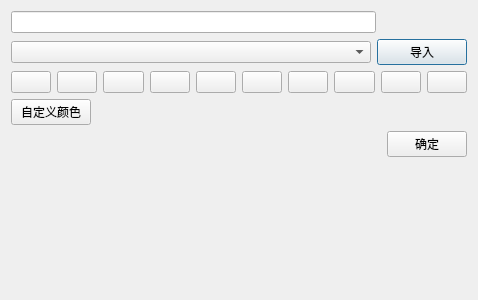
This is ui/add_label.ui in pythondever/easy_trainer as Qt 5 draws it before an edit. The edited form follows.
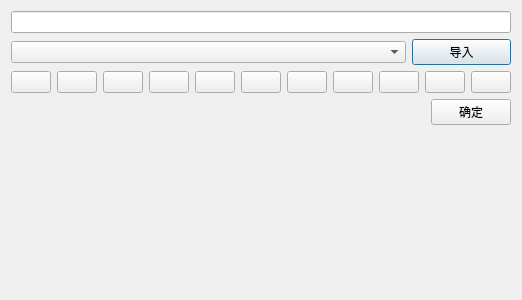
This is the edited form.

Patch:
```diff
--- a/ui/add_label.ui
+++ b/ui/add_label.ui
@@ -17,23 +17,10 @@
    <item row="0" column="0">
     <layout class="QVBoxLayout" name="verticalLayout_2">
      <item>
-      <layout class="QHBoxLayout" name="horizontalLayout_5" stretch="8,2">
+      <layout class="QHBoxLayout" name="horizontalLayout_5">
        <item>
         <widget class="QLineEdit" name="input_label_name_txt"/>
        </item>
-       <item>
-        <spacer name="horizontalSpacer_3">
-         <property name="orientation">
-          <enum>Qt::Horizontal</enum>
-         </property>
-         <property name="sizeHint" stdset="0">
-          <size>
-           <width>40</width>
-           <height>20</height>
-          </size>
-         </property>
-        </spacer>
-       </item>
       </layout>
      </item>
      <item>
@@ -74,6 +61,19 @@
            </property>
           </widget>
          </item>
+         <item>
+          <spacer name="hs_c0">
+           <property name="orientation">
+            <enum>Qt::Horizontal</enum>
+           </property>
+           <property name="sizeHint" stdset="0">
+            <size>
+             <width>4</width>
+             <height>20</height>
+            </size>
+           </property>
+          </spacer>
+         </item>
          <item>
           <widget class="QPushButton" name="color2_btn">
            <property name="text">
@@ -81,6 +81,19 @@
            </property>
           </widget>
          </item>
+         <item>
+          <spacer name="hs_c1">
+           <property name="orientation">
+            <enum>Qt::Horizontal</enum>
+           </property>
+           <property name="sizeHint" stdset="0">
+            <size>
+             <width>4</width>
+             <height>20</height>
+            </size>
+           </property>
+          </spacer>
+         </item>
          <item>
           <widget class="QPushButton" name="color3_btn">
            <property name="text">
@@ -88,6 +101,19 @@
            </property>
           </widget>
          </item>
+         <item>
+          <spacer name="hs_c2">
+           <property name="orientation">
+            <enum>Qt::Horizontal</enum>
+           </property>
+           <property name="sizeHint" stdset="0">
+            <size>
+             <width>4</width>
+             <height>20</height>
+            </size>
+           </property>
+          </spacer>
+         </item>
          <item>
           <widget class="QPushButton" name="color4_btn">
            <property name="text">
@@ -95,6 +121,19 @@
            </property>
           </widget>
          </item>
+         <item>
+          <spacer name="hs_c3">
+           <property name="orientation">
+            <enum>Qt::Horizontal</enum>
+           </property>
+           <property name="sizeHint" stdset="0">
+            <size>
+             <width>4</width>
+             <height>20</height>
+            </size>
+           </property>
+          </spacer>
+         </item>
          <item>
           <widget class="QPushButton" name="color5_btn">
            <property name="text">
@@ -102,6 +141,19 @@
            </property>
           </widget>
          </item>
+         <item>
+          <spacer name="hs_c4">
+           <property name="orientation">
+            <enum>Qt::Horizontal</enum>
+           </property>
+           <property name="sizeHint" stdset="0">
+            <size>
+             <width>4</width>
+             <height>20</height>
+            </size>
+           </property>
+          </spacer>
+         </item>
          <item>
           <widget class="QPushButton" name="color7_btn">
            <property name="text">
@@ -109,6 +161,19 @@
            </property>
           </widget>
          </item>
+         <item>
+          <spacer name="hs_c5">
+           <property name="orientation">
+            <enum>Qt::Horizontal</enum>
+           </property>
+           <property name="sizeHint" stdset="0">
+            <size>
+             <width>4</width>
+             <height>20</height>
+            </size>
+           </property>
+          </spacer>
+         </item>
          <item>
           <widget class="QPushButton" name="color6_btn">
            <property name="text">
@@ -116,6 +181,19 @@
            </property>
           </widget>
          </item>
+         <item>
+          <spacer name="hs_c6">
+           <property name="orientation">
+            <enum>Qt::Horizontal</enum>
+           </property>
+           <property name="sizeHint" stdset="0">
+            <size>
+             <width>4</width>
+             <height>20</height>
+            </size>
+           </property>
+          </spacer>
+         </item>
          <item>
           <widget class="QPushButton" name="color10_btn">
            <property name="text">
@@ -123,6 +201,19 @@
            </property>
           </widget>
          </item>
+         <item>
+          <spacer name="hs_c7">
+           <property name="orientation">
+            <enum>Qt::Horizontal</enum>
+           </property>
+           <property name="sizeHint" stdset="0">
+            <size>
+             <width>4</width>
+             <height>20</height>
+            </size>
+           </property>
+          </spacer>
+         </item>
          <item>
           <widget class="QPushButton" name="color9_btn">
            <property name="text">
@@ -130,6 +221,19 @@
            </property>
           </widget>
          </item>
+         <item>
+          <spacer name="hs_c8">
+           <property name="orientation">
+            <enum>Qt::Horizontal</enum>
+           </property>
+           <property name="sizeHint" stdset="0">
+            <size>
+             <width>4</width>
+             <height>20</height>
+            </size>
+           </property>
+          </spacer>
+         </item>
          <item>
           <widget class="QPushButton" name="color8_btn">
            <property name="text">
@@ -137,33 +241,26 @@
            </property>
           </widget>
          </item>
-        </layout>
-       </item>
-       <item>
-        <layout class="QHBoxLayout" name="horizontalLayout_2"/>
-       </item>
-       <item>
-        <layout class="QHBoxLayout" name="horizontalLayout_3">
+         <item>
+          <spacer name="hs_c9">
+           <property name="orientation">
+            <enum>Qt::Horizontal</enum>
+           </property>
+           <property name="sizeHint" stdset="0">
+            <size>
+             <width>4</width>
+             <height>20</height>
+            </size>
+           </property>
+          </spacer>
+         </item>
          <item>
           <widget class="QPushButton" name="custom_color">
            <property name="text">
-            <string>自定义颜色</string>
+            <string/>
            </property>
           </widget>
          </item>
-         <item>
-          <spacer name="horizontalSpacer_2">
-           <property name="orientation">
-            <enum>Qt::Horizontal</enum>
-           </property>
-           <property name="sizeHint" stdset="0">
-            <size>
-             <width>40</width>
-             <height>20</height>
-            </size>
-           </property>
-          </spacer>
-         </item>
         </layout>
        </item>
        <item>
```
